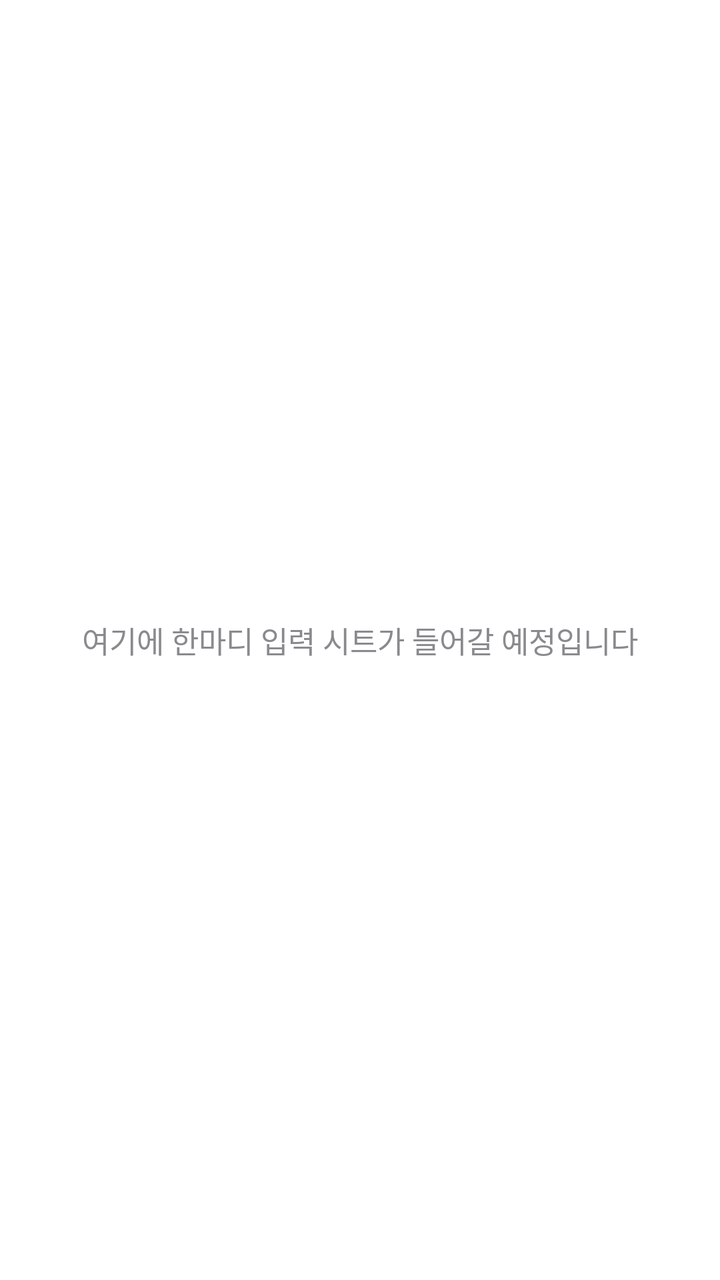
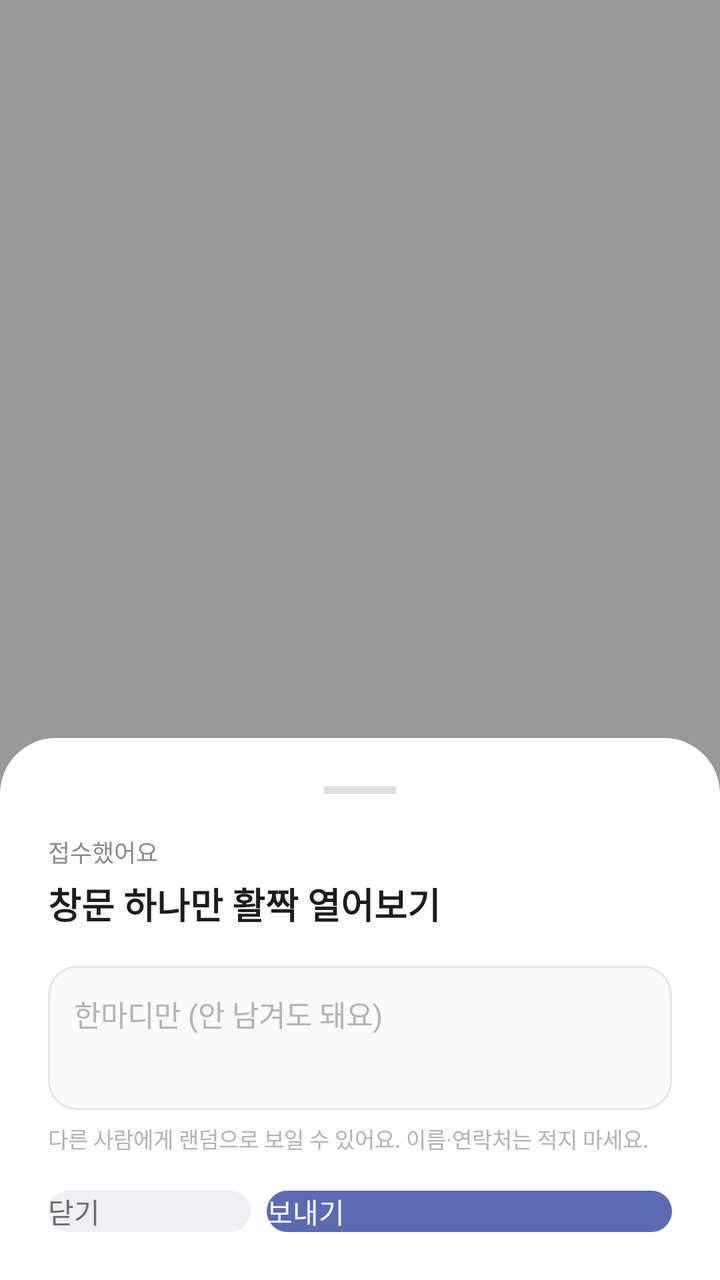

Before-and-after screenshots of an Android layout around one commit, followed by the original layout XML and the change that was made.
<!-- AndroidManifest.xml: application theme Theme.SideQuest -->
<!-- res/layout/activity_main.xml -->
<FrameLayout xmlns:android="http://schemas.android.com/apk/res/android"
    android:layout_width="match_parent"
    android:layout_height="match_parent"
    android:background="#FFFFFF">

    <TextView
        android:layout_width="wrap_content"
        android:layout_height="wrap_content"
        android:layout_gravity="center"
        android:padding="24dp"
        android:gravity="center"
        android:textSize="15sp"
        android:textColor="#8A8A8E"
        android:text="여기에 한마디 입력 시트가 들어갈 예정입니다" />

</FrameLayout>
<!-- resources referenced by this layout -->
<resources>
  <style name="Theme.SideQuest" parent="android:Theme.Material.Light.NoActionBar" />
</resources>

<!-- the commit's change to res/layout/activity_main.xml (unified diff, before → after) -->
@@ -1,16 +1,100 @@
 <FrameLayout xmlns:android="http://schemas.android.com/apk/res/android"
+    android:id="@+id/root_scrim"
     android:layout_width="match_parent"
     android:layout_height="match_parent"
-    android:background="#FFFFFF">
+    android:background="#66000000"
+    android:clickable="true"
+    android:descendantFocusability="afterDescendants">
 
-    <TextView
-        android:layout_width="wrap_content"
+    <LinearLayout
+        android:id="@+id/sheet_card"
+        android:layout_width="match_parent"
         android:layout_height="wrap_content"
-        android:layout_gravity="center"
+        android:layout_gravity="bottom"
+        android:orientation="vertical"
+        android:background="@drawable/sheet_card_bg"
         android:padding="24dp"
-        android:gravity="center"
-        android:textSize="15sp"
-        android:textColor="#8A8A8E"
-        android:text="여기에 한마디 입력 시트가 들어갈 예정입니다" />
+        android:clickable="true"
+        android:descendantFocusability="afterDescendants">
+
+        <View
+            android:layout_width="36dp"
+            android:layout_height="4dp"
+            android:layout_gravity="center_horizontal"
+            android:layout_marginBottom="20dp"
+            android:background="#E0E0E2" />
+
+        <TextView
+            android:layout_width="wrap_content"
+            android:layout_height="wrap_content"
+            android:text="접수했어요"
+            android:textSize="12sp"
+            android:textColor="#8A8A8E" />
+
+        <TextView
+            android:id="@+id/sheet_quest_text"
+            android:layout_width="match_parent"
+            android:layout_height="wrap_content"
+            android:layout_marginTop="4dp"
+            android:layout_marginBottom="18dp"
+            android:textSize="18sp"
+            android:textStyle="bold"
+            android:textColor="#1C1C1E"
+            android:text="창문 하나만 활짝 열어보기" />
+
+        <EditText
+            android:id="@+id/note_input"
+            android:layout_width="match_parent"
+            android:layout_height="72dp"
+            android:focusable="true"
+            android:focusableInTouchMode="true"
+            android:background="@drawable/note_input_bg"
+            android:gravity="top|start"
+            android:padding="13dp"
+            android:hint="한마디만 (안 남겨도 돼요)"
+            android:textColorHint="#B3B3B6"
+            android:textSize="14.5sp"
+            android:textColor="#1C1C1E"
+            android:inputType="textMultiLine|textCapSentences"
+            android:maxLength="140" />
+
+        <TextView
+            android:layout_width="match_parent"
+            android:layout_height="wrap_content"
+            android:layout_marginTop="6dp"
+            android:layout_marginBottom="18dp"
+            android:text="다른 사람에게 랜덤으로 보일 수 있어요. 이름·연락처는 적지 마세요."
+            android:textSize="11sp"
+            android:textColor="#B3B3B6" />
+
+        <LinearLayout
+            android:layout_width="match_parent"
+            android:layout_height="wrap_content"
+            android:orientation="horizontal">
+
+            <Button
+                android:id="@+id/btn_close_note"
+                android:layout_width="0dp"
+                android:layout_height="wrap_content"
+                android:layout_weight="1"
+                android:layout_marginEnd="8dp"
+                android:background="@drawable/btn_secondary_bg"
+                android:textColor="#6B6B70"
+                android:textAllCaps="false"
+                android:text="닫기" />
+
+            <Button
+                android:id="@+id/btn_send_note"
+                android:layout_width="0dp"
+                android:layout_height="wrap_content"
+                android:layout_weight="2"
+                android:background="@drawable/btn_primary_bg"
+                android:textColor="#FFFFFF"
+                android:textAllCaps="false"
+                android:text="보내기" />
+
+        </LinearLayout>
+
+    </LinearLayout>
 
 </FrameLayout>
<!-- resource entries referenced after the edit -->
@@ -1,5 +1,36 @@
 <!-- resources referenced by this layout -->
 <resources>
-  <style name="Theme.SideQuest" parent="android:Theme.Material.Light.NoActionBar" />
+  <!-- drawable btn_primary_bg (drawable) -->
+  <shape xmlns:android="http://schemas.android.com/apk/res/android">
+      <solid android:color="#5A6BB0" />
+      <corners android:radius="12dp" />
+  </shape>
+  <!-- drawable btn_secondary_bg (drawable) -->
+  <shape xmlns:android="http://schemas.android.com/apk/res/android">
+      <solid android:color="#F0F0F2" />
+      <corners android:radius="12dp" />
+  </shape>
+  <!-- drawable note_input_bg (drawable) -->
+  <shape xmlns:android="http://schemas.android.com/apk/res/android">
+      <solid android:color="#FAFAFA" />
+      <stroke android:width="1dp" android:color="#E5E5E7" />
+      <corners android:radius="14dp" />
+  </shape>
+  <!-- drawable sheet_card_bg (drawable) -->
+  <shape xmlns:android="http://schemas.android.com/apk/res/android">
+      <solid android:color="#FFFFFF" />
+      <corners
+          android:topLeftRadius="28dp"
+          android:topRightRadius="28dp"
+          android:bottomLeftRadius="0dp"
+          android:bottomRightRadius="0dp" />
+  </shape>
+  <style name="Theme.SideQuest.Sheet" parent="android:Theme.Material.Light.Dialog.NoActionBar">
+          <item name="android:windowIsFloating">true</item>
+          <item name="android:windowBackground">@android:color/transparent</item>
+          <item name="android:windowContentOverlay">@null</item>
+          <item name="android:windowNoTitle">true</item>
+          <item name="android:backgroundDimEnabled">false</item>
+      </style>
 </resources>
 
